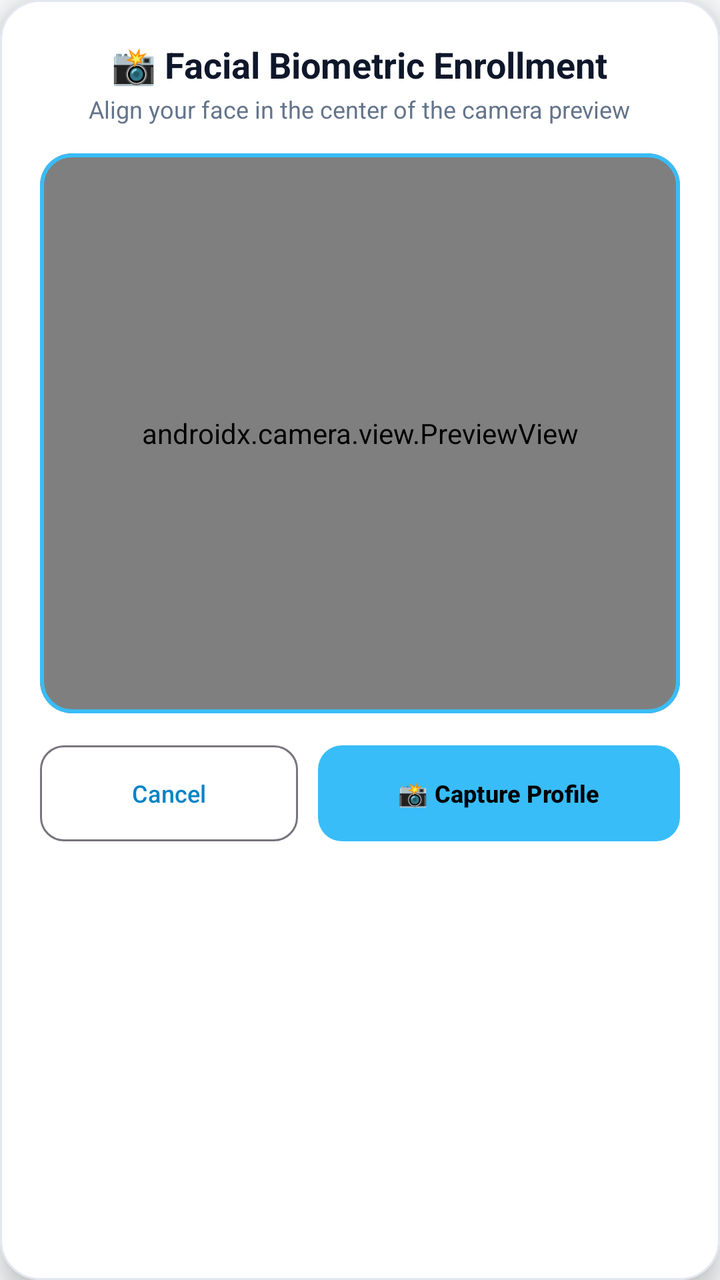
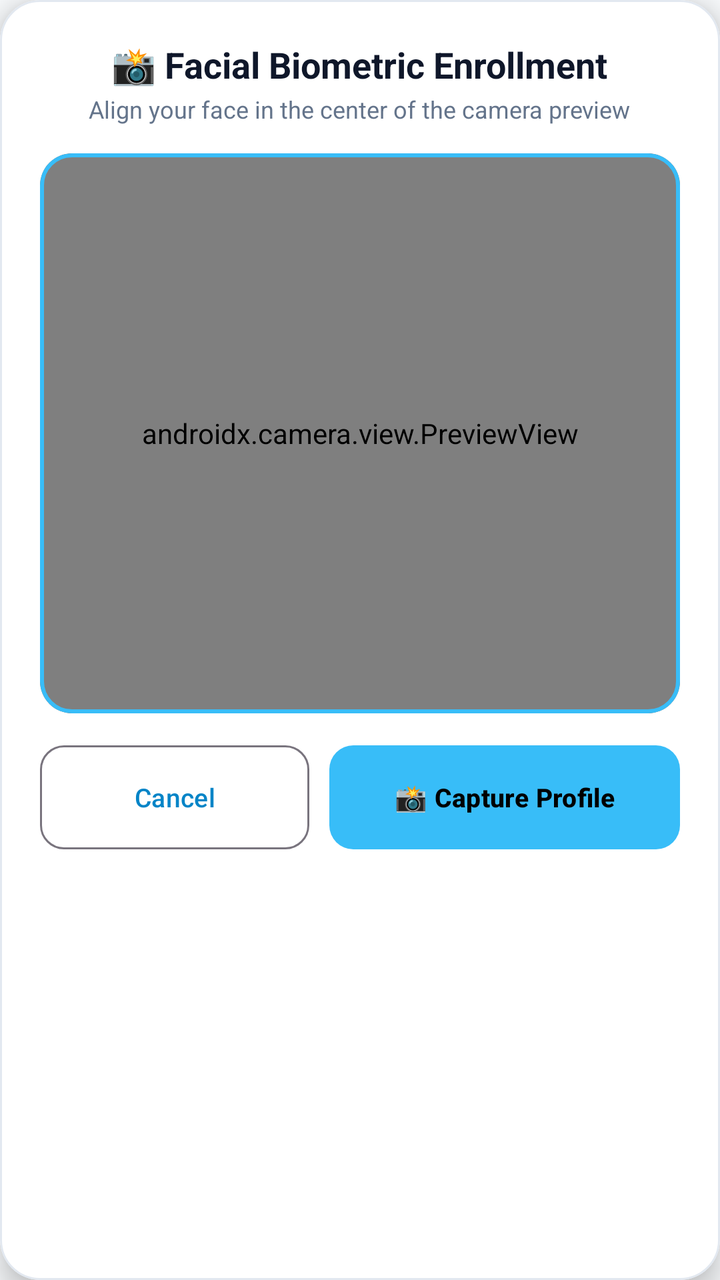

Screens rendered from an Android XML layout before and after an edit, with the pre-edit source and the edit as a unified diff.
<!-- AndroidManifest.xml: application theme Theme.HoneyfileSecurity -->
<!-- res/layout/dialog_admin_enroll_scan.xml -->
<?xml version="1.0" encoding="utf-8"?>
<com.google.android.material.card.MaterialCardView xmlns:android="http://schemas.android.com/apk/res/android"
    xmlns:app="http://schemas.android.com/apk/res-auto"
    android:layout_width="match_parent"
    android:layout_height="wrap_content"
    android:layout_margin="16dp"
    app:cardBackgroundColor="?attr/appCardColor"
    app:cardCornerRadius="20dp"
    app:cardElevation="8dp"
    app:strokeColor="?attr/appCardStrokeColor"
    app:strokeWidth="1dp">

    <LinearLayout
        android:layout_width="match_parent"
        android:layout_height="wrap_content"
        android:orientation="vertical"
        android:padding="20dp"
        android:gravity="center_horizontal">

        <TextView
            android:id="@+id/tvEnrollTitle"
            android:layout_width="wrap_content"
            android:layout_height="wrap_content"
            android:text="📸 Facial Biometric Enrollment"
            android:textColor="?attr/appTextColorPrimary"
            android:textSize="18sp"
            android:textStyle="bold" />

        <TextView
            android:id="@+id/tvEnrollSubtitle"
            android:layout_width="wrap_content"
            android:layout_height="wrap_content"
            android:text="Align your face in the center of the camera preview"
            android:textColor="?attr/appTextColorSecondary"
            android:textSize="12sp"
            android:layout_marginTop="2dp"
            android:layout_marginBottom="14dp" />

        
        <LinearLayout
            android:id="@+id/layoutScanStep"
            android:layout_width="match_parent"
            android:layout_height="wrap_content"
            android:orientation="vertical"
            android:gravity="center_horizontal">

            
            <com.google.android.material.card.MaterialCardView
                android:layout_width="match_parent"
                android:layout_height="280dp"
                app:cardCornerRadius="16dp"
                app:cardElevation="0dp"
                app:strokeColor="@color/primary_accent"
                app:strokeWidth="2dp"
                android:layout_marginBottom="16dp">

                <androidx.camera.view.PreviewView
                    android:id="@+id/enrollPreviewView"
                    android:layout_width="match_parent"
                    android:layout_height="match_parent" />

            </com.google.android.material.card.MaterialCardView>

            
            <LinearLayout
                android:layout_width="match_parent"
                android:layout_height="wrap_content"
                android:orientation="horizontal">

                <com.google.android.material.button.MaterialButton
                    android:id="@+id/btnCancelEnroll"
                    style="@style/Widget.Material3.Button.OutlinedButton"
                    android:layout_width="0dp"
                    android:layout_height="wrap_content"
                    android:minHeight="48dp"
                    android:layout_weight="1"
                    android:text="Cancel"
                    android:textSize="12sp"
                    android:insetTop="0dp"
                    android:insetBottom="0dp"
                    app:cornerRadius="12dp" />

                <com.google.android.material.button.MaterialButton
                    android:id="@+id/btnCaptureEnroll"
                    android:layout_width="0dp"
                    android:layout_height="wrap_content"
                    android:minHeight="48dp"
                    android:layout_weight="1.4"
                    android:layout_marginStart="10dp"
                    android:text="📸 Capture Profile"
                    android:textColor="@color/black"
                    android:textSize="12sp"
                    android:textStyle="bold"
                    android:insetTop="0dp"
                    android:insetBottom="0dp"
                    app:backgroundTint="@color/primary_accent"
                    app:cornerRadius="12dp" />

            </LinearLayout>
        </LinearLayout>

        
        <LinearLayout
            android:id="@+id/layoutEmailStep"
            android:layout_width="match_parent"
            android:layout_height="wrap_content"
            android:orientation="vertical"
            android:visibility="gone"
            android:gravity="center_horizontal">

            <com.google.android.material.textfield.TextInputLayout
                android:id="@+id/tilAdminName"
                style="@style/Widget.Material3.TextInputLayout.OutlinedBox"
                android:layout_width="match_parent"
                android:layout_height="wrap_content"
                android:layout_marginTop="12dp"
                android:layout_marginBottom="10dp"
                android:hint="Administrator Name"
                app:boxCornerRadiusBottomEnd="12dp"
                app:boxCornerRadiusBottomStart="12dp"
                app:boxCornerRadiusTopEnd="12dp"
                app:boxCornerRadiusTopStart="12dp">

                <com.google.android.material.textfield.TextInputEditText
                    android:id="@+id/etAdminName"
                    android:layout_width="match_parent"
                    android:layout_height="wrap_content"
                    android:inputType="textPersonName|textCapWords"
                    android:singleLine="true"
                    android:textColor="?attr/appTextColorPrimary"
                    android:textSize="14sp" />

            </com.google.android.material.textfield.TextInputLayout>

            <com.google.android.material.textfield.TextInputLayout
                android:id="@+id/tilAdminEmail"
                style="@style/Widget.Material3.TextInputLayout.OutlinedBox"
                android:layout_width="match_parent"
                android:layout_height="wrap_content"
                android:layout_marginBottom="16dp"
                android:hint="Alert Email Address"
                app:boxCornerRadiusBottomEnd="12dp"
                app:boxCornerRadiusBottomStart="12dp"
                app:boxCornerRadiusTopEnd="12dp"
                app:boxCornerRadiusTopStart="12dp">

                <com.google.android.material.textfield.TextInputEditText
                    android:id="@+id/etAdminEmail"
                    android:layout_width="match_parent"
                    android:layout_height="wrap_content"
                    android:inputType="textEmailAddress"
                    android:singleLine="true"
                    android:textColor="?attr/appTextColorPrimary"
                    android:textSize="14sp" />

            </com.google.android.material.textfield.TextInputLayout>

            <LinearLayout
                android:layout_width="match_parent"
                android:layout_height="wrap_content"
                android:orientation="horizontal">

                <com.google.android.material.button.MaterialButton
                    android:id="@+id/btnSkipEmail"
                    style="@style/Widget.Material3.Button.OutlinedButton"
                    android:layout_width="0dp"
                    android:layout_height="wrap_content"
                    android:minHeight="48dp"
                    android:layout_weight="1"
                    android:text="Skip"
                    android:textSize="12sp"
                    android:insetTop="0dp"
                    android:insetBottom="0dp"
                    app:cornerRadius="12dp" />

                <com.google.android.material.button.MaterialButton
                    android:id="@+id/btnSaveEmail"
                    android:layout_width="0dp"
                    android:layout_height="wrap_content"
                    android:minHeight="48dp"
                    android:layout_weight="1.4"
                    android:layout_marginStart="10dp"
                    android:text="💾 Save &amp; Finish"
                    android:textColor="@color/black"
                    android:textSize="12sp"
                    android:textStyle="bold"
                    android:insetTop="0dp"
                    android:insetBottom="0dp"
                    app:backgroundTint="@color/primary_accent"
                    app:cornerRadius="12dp" />

            </LinearLayout>
        </LinearLayout>

    </LinearLayout>

</com.google.android.material.card.MaterialCardView>
<!-- resources referenced by this layout -->
<resources>
  <color name="black">#FF000000</color>
  <color name="primary_accent">#38BDF8</color>
  <style name="Theme.HoneyfileSecurity" parent="Theme.Material3.DayNight.NoActionBar">
          <item name="colorPrimary">@color/primary_accent_light</item>
          <item name="colorOnPrimary">@color/white</item>
          <item name="colorSecondary">@color/teal_700</item>
          <item name="android:statusBarColor">@color/light_bg</item>
          <item name="android:windowBackground">@color/light_bg</item>
  
          
          <item name="appBackgroundColor">@color/light_bg</item>
          <item name="appCardColor">@color/light_card_bg</item>
          <item name="appCardStrokeColor">@color/light_card_stroke</item>
          <item name="appTextColorPrimary">@color/light_text_primary</item>
          <item name="appTextColorSecondary">@color/light_text_secondary</item>
      </style>
  <color name="primary_accent_light">#0284C7</color>
  <color name="white">#FFFFFFFF</color>
  <color name="teal_700">#FF018786</color>
  <color name="light_bg">#F8FAFC</color>
  <color name="light_card_bg">#FFFFFF</color>
  <color name="light_card_stroke">#E2E8F0</color>
  <color name="light_text_primary">#0F172A</color>
  <color name="light_text_secondary">#64748B</color>
</resources>

<!-- the commit's change to res/layout/dialog_admin_enroll_scan.xml (unified diff, before → after) -->
@@ -71,11 +71,10 @@
                     android:id="@+id/btnCancelEnroll"
                     style="@style/Widget.Material3.Button.OutlinedButton"
                     android:layout_width="0dp"
-                    android:layout_height="wrap_content"
-                    android:minHeight="48dp"
+                    android:layout_height="52dp"
                     android:layout_weight="1"
                     android:text="Cancel"
-                    android:textSize="12sp"
+                    android:textSize="13sp"
                     android:insetTop="0dp"
                     android:insetBottom="0dp"
                     app:cornerRadius="12dp" />
@@ -83,13 +82,12 @@
                 <com.google.android.material.button.MaterialButton
                     android:id="@+id/btnCaptureEnroll"
                     android:layout_width="0dp"
-                    android:layout_height="wrap_content"
-                    android:minHeight="48dp"
-                    android:layout_weight="1.4"
+                    android:layout_height="52dp"
+                    android:layout_weight="1.3"
                     android:layout_marginStart="10dp"
                     android:text="📸 Capture Profile"
                     android:textColor="@color/black"
-                    android:textSize="12sp"
+                    android:textSize="13sp"
                     android:textStyle="bold"
                     android:insetTop="0dp"
                     android:insetBottom="0dp"
@@ -164,11 +162,11 @@
                     android:id="@+id/btnSkipEmail"
                     style="@style/Widget.Material3.Button.OutlinedButton"
                     android:layout_width="0dp"
-                    android:layout_height="wrap_content"
-                    android:minHeight="48dp"
+                    android:layout_height="52dp"
                     android:layout_weight="1"
-                    android:text="Skip"
-                    android:textSize="12sp"
+                    android:text="🔄 Retake Scan"
+                    android:textSize="13sp"
+                    android:singleLine="true"
                     android:insetTop="0dp"
                     android:insetBottom="0dp"
                     app:cornerRadius="12dp" />
@@ -176,14 +174,14 @@
                 <com.google.android.material.button.MaterialButton
                     android:id="@+id/btnSaveEmail"
                     android:layout_width="0dp"
-                    android:layout_height="wrap_content"
-                    android:minHeight="48dp"
-                    android:layout_weight="1.4"
+                    android:layout_height="52dp"
+                    android:layout_weight="1"
                     android:layout_marginStart="10dp"
                     android:text="💾 Save &amp; Finish"
                     android:textColor="@color/black"
-                    android:textSize="12sp"
+                    android:textSize="13sp"
                     android:textStyle="bold"
+                    android:singleLine="true"
                     android:insetTop="0dp"
                     android:insetBottom="0dp"
                     app:backgroundTint="@color/primary_accent"
